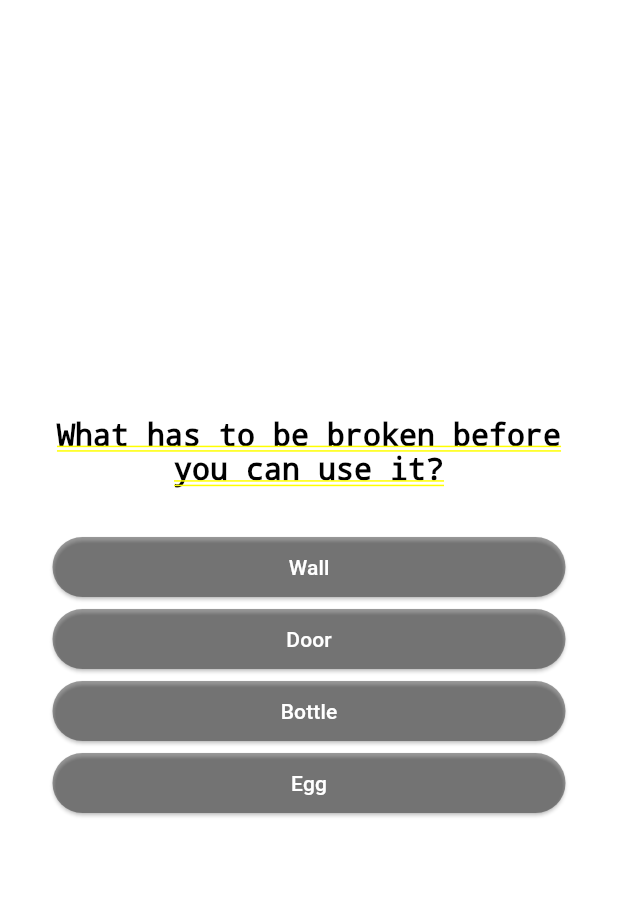
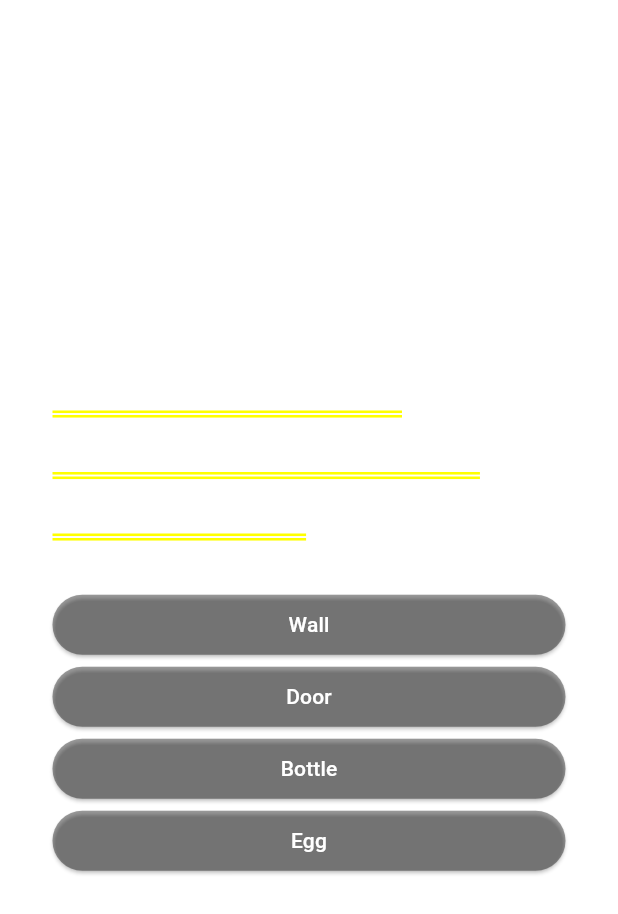
Before and after one commit to shiwani08/Flutter-QuizApp, a Flutter app: the StartScreen screen opened directly, after a tap on "Ready?", on a phone screen of 412 x 824 dp. Shown: the top 914 px of the screen. Run offline on Flutter 3.47's test engine with Material 3 defaults, Android fonts, the phone set to English and light mode, and no system bars; our stand-ins replace google_fonts; Roboto replaces fonts that are missing (Lateef).

```diff
--- a/lib/answer_button.dart
+++ b/lib/answer_button.dart
@@ -15,7 +15,10 @@ class AnswerButton extends StatelessWidget {
         foregroundColor: Colors.white,
       ),
       onPressed: onTap,
-      child: Text(answerText),
+      child: Text(
+        answerText,
+        textAlign: TextAlign.center,
+      ),
     );
   }
 }
--- a/lib/questions.dart
+++ b/lib/questions.dart
@@ -1,10 +1,13 @@
 import 'package:flutter/material.dart';
 import 'package:quiz/answer_button.dart';
 import 'package:quiz/data/questionList.dart';
+import 'package:google_fonts/google_fonts.dart';
 import 'package:quiz/models/quiz_questions.dart';
 
 class Questions extends StatefulWidget {
-  const Questions({super.key});
+  const Questions({super.key, required this.onSelectAnswer});
+
+  final void Function (String answer) onSelectAnswer;
 
   @override
   State<Questions> createState() => _QuestionsState();
@@ -13,7 +16,8 @@ class Questions extends StatefulWidget {
 class _QuestionsState extends State<Questions> {
   var currentQuesInd = 0;
 
-  void ansQues() {
+  void ansQues(String selectedAnswer) {
+    widget.onSelectAnswer('');
     setState(() {
       currentQuesInd++;
     });
@@ -31,11 +35,12 @@ class _QuestionsState extends State<Questions> {
         children: [
           Text(
             currentQuestion.text,
-            style: const TextStyle(
-              fontSize: 20,
-              color: Colors.black,
+            style: GoogleFonts.lateef(
+              color: Colors.white,
+              fontSize: 35,
+              fontWeight: FontWeight.bold,
+              // textAlign: TextAlign.center,
             ),
-            textAlign: TextAlign.center,
           ),
           const SizedBox(
             height: 30,
@@ -47,7 +52,9 @@ class _QuestionsState extends State<Questions> {
             (answer) {
               return AnswerButton(
                 answerText: answer,
-                onTap: ansQues,
+                onTap: (){
+                  ansQues(answer);
+                },
               );
             },
           ),
--- a/lib/start.dart
+++ b/lib/start.dart
@@ -6,14 +6,17 @@ class StartScreen extends StatelessWidget {
 
   @override
   Widget build(BuildContext context) {
+    final List<String> selectedAnswers = [];
+
+    void chooseAnswer(String answer) {
+      selectedAnswers.add(answer);
+    }
+
     return Scaffold(
       body: Container(
         decoration: BoxDecoration(
           gradient: LinearGradient(
-            colors: [
-              Colors.orange,
-              Colors.deepOrangeAccent
-            ],
+            colors: [Colors.orange, Colors.deepOrangeAccent],
             begin: Alignment.topLeft,
             end: Alignment.bottomRight,
           ),
@@ -48,7 +51,9 @@ class StartScreen extends StatelessWidget {
                       Navigator.push(
                         context,
                         MaterialPageRoute(
-                          builder: (context) => const Questions(),
+                          builder: (context) => Questions(
+                            onSelectAnswer: chooseAnswer,
+                          ),
                         ),
                       );
                     },
--- a/pubspec.yaml
+++ b/pubspec.yaml
@@ -14,6 +14,7 @@ environment:
 dependencies:
   flutter:
     sdk: flutter
+  google_fonts: ^6.2.1
 
   # iOS-style icons package
   cupertino_icons: ^1.0.8
```
Also changed, not shown: lib/quiz.dart (+13 -1 lines), pubspec.lock, 1 other file.
